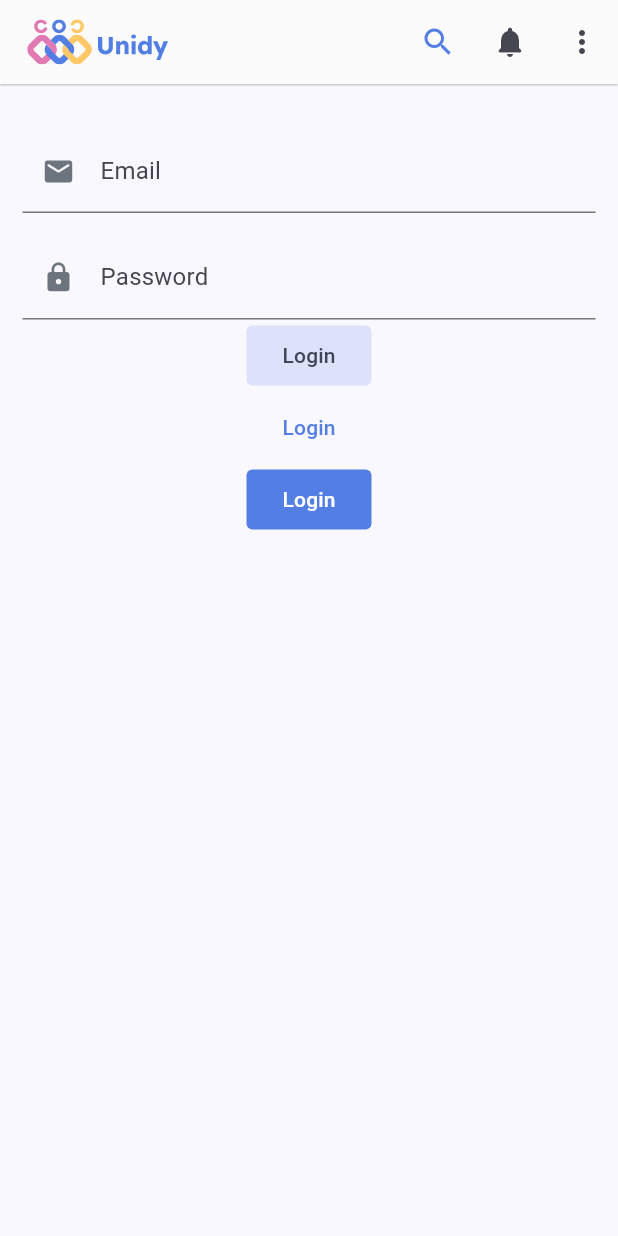
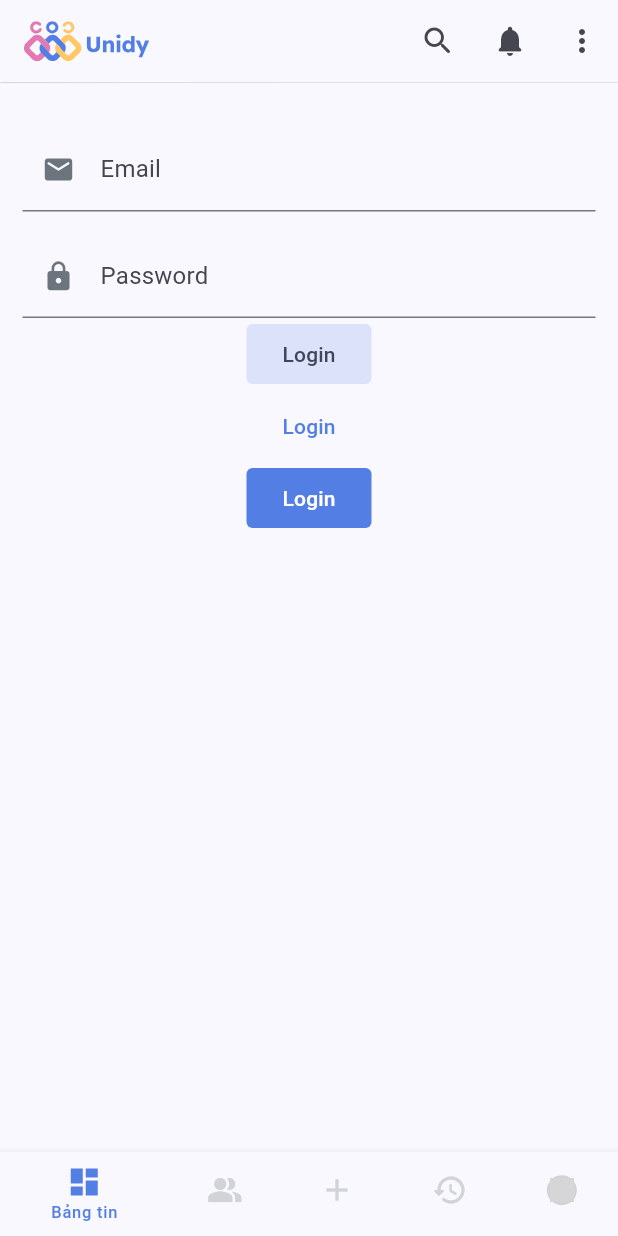
Before and after one commit to thoaikun/unidy_mobile, a Flutter app: the screen it shows after launch, on a phone screen of 412 x 824 dp. Run offline on Flutter 3.47's test engine with Material 2 defaults, Android fonts, the phone set to English and light mode, and no system bars; our stand-ins replace flutter_svg, google_fonts; network calls fail; project files that could hold a hidden picture were left out; grey boxes are pictures that could not be loaded.

Commit message:
update bottom navigation bar, declare routes, update app icon and app name

```diff
--- a/lib/main.dart
+++ b/lib/main.dart
@@ -1,7 +1,6 @@
 import 'package:flutter/material.dart';
 import 'package:unidy_mobile/config/config_theme.dart';
-import 'package:unidy_mobile/widgets/input/input.dart';
-import 'package:unidy_mobile/widgets/navigation/main_top_app_bar.dart';
+import 'package:unidy_mobile/routes/routes.dart';
 
 void main() {
   runApp(const MyApp());
@@ -14,67 +13,10 @@ class MyApp extends StatelessWidget {
   @override
   Widget build(BuildContext context) {
     return MaterialApp(
-      title: 'Flutter Demo',
+      title: 'Unidy',
       theme: unidyThemeData,
-      home: const MyHomePage(title: 'Flutter Demo Home Page'),
+      routes: routes,
+      initialRoute: '/',
     );
   }
 }
-
-class MyHomePage extends StatefulWidget {
-  const MyHomePage({super.key, required this.title});
-  final String title;
-
-  @override
-  State<MyHomePage> createState() => _MyHomePageState();
-}
-
-class _MyHomePageState extends State<MyHomePage> {
-  @override
-  Widget build(BuildContext context) {
-    // This method is rerun every time setState is called, for instance as done
-    // by the _incrementCounter method above.
-
-    //
-    // The Flutter framework has been optimized to make rerunning build methods
-    // fast, so that you can just rebuild anything that needs updating rather
-    // than having to individually change instances f widgets.
-    return Scaffold(
-      appBar: MainTopAppBar().render(context),
-      body: Padding(
-        padding: const EdgeInsets.symmetric(vertical: 30, horizontal: 15),
-        child: Column(
-          mainAxisAlignment: MainAxisAlignment.start,
-          crossAxisAlignment: CrossAxisAlignment.center,
-          children: [
-            const Input(
-              label: 'Email',
-              placeholder: 'Nhập email của bạn',
-              icon: Icon(Icons.email_rounded, size: 22,),
-            ),
-            const SizedBox(height: 15),
-            const Input(
-              label: 'Password',
-              type: InputType.password,
-              placeholder: 'Nhập mật khẩu của bạn',
-              icon: Icon(Icons.lock, size: 22,),
-              enableBorder: false,
-            ),
-            FilledButton.tonal(
-              child: const Text('Login'),
-              onPressed: () => print('hii'),
-            ),
-            TextButton(
-              child: const Text('Login'),
-              onPressed: () => print('hii'),
-            ),
-            FilledButton(
-              child: const Text('Login'),
-              onPressed: () => print('hii'),
-            )
-          ],
-        ),
-      )
-    );
-  }
-}
--- /dev/null
+++ b/lib/models/modal_popup_menu_option.dart
@@ -0,0 +1,12 @@
+enum EPopupMenuOption {
+  logout,
+  organizationMode,
+  sponsorMode,
+  volunteerMode
+}
+
+class IPopupMenuItem {
+  EPopupMenuOption value;
+  String label;
+  IPopupMenuItem({ required this.value, required this.label });
+}
--- /dev/null
+++ b/lib/screens/user/home.dart
@@ -0,0 +1,58 @@
+import 'package:flutter/material.dart';
+import 'package:unidy_mobile/widgets/input/input.dart';
+import 'package:unidy_mobile/widgets/navigation/bottom_navigation_bar.dart';
+import 'package:unidy_mobile/widgets/navigation/main_appbar.dart';
+
+class Home extends StatefulWidget {
+  const Home({super.key});
+
+  @override
+  State<Home> createState() => _HomeState();
+}
+
+class _HomeState extends State<Home> {
+  @override
+  Widget build(BuildContext context) {
+    return Scaffold(
+        appBar: const PreferredSize(
+            preferredSize: Size.fromHeight(55),
+            child: UnidyMainAppBar()
+        ),
+        bottomNavigationBar: const UnidyBottomNavigationBar(),
+        body: Padding(
+          padding: const EdgeInsets.symmetric(vertical: 30, horizontal: 15),
+          child: Column(
+            mainAxisAlignment: MainAxisAlignment.start,
+            crossAxisAlignment: CrossAxisAlignment.center,
+            children: [
+              const Input(
+                label: 'Email',
+                placeholder: 'Nhập email của bạn',
+                icon: Icon(Icons.email_rounded, size: 22,),
+              ),
+              const SizedBox(height: 15),
+              const Input(
+                label: 'Password',
+                type: InputType.password,
+                placeholder: 'Nhập mật khẩu của bạn',
+                icon: Icon(Icons.lock, size: 22,),
+                enableBorder: false,
+              ),
+              FilledButton.tonal(
+                child: const Text('Login'),
+                onPressed: () => print('hii'),
+              ),
+              TextButton(
+                child: const Text('Login'),
+                onPressed: () => print('hii'),
+              ),
+              FilledButton(
+                child: const Text('Login'),
+                onPressed: () => print('hii'),
+              )
+            ],
+          ),
+        )
+    );
+  }
+}
--- /dev/null
+++ b/lib/widgets/avatar/avatar_profile.dart
@@ -0,0 +1,32 @@
+import 'package:flutter/material.dart';
+import 'package:unidy_mobile/config/config_color.dart';
+
+class AvatarProfile extends StatelessWidget {
+  final bool selected;
+
+  const AvatarProfile({
+    super.key,
+    this.selected = false
+  });
+
+  @override
+  Widget build(BuildContext context) {
+    return Container(
+      width: 20,
+      height: 20,
+      decoration: BoxDecoration(
+        color: selected ? PrimaryColor.primary500 : TextColor.textColor200,
+        borderRadius: BorderRadius.circular(20)
+      ),
+      padding: const EdgeInsets.all(2),
+      child: ClipRRect(
+        borderRadius: BorderRadius.circular(50),
+        child: Image.network(
+          'https://flutter.github.io/assets-for-api-docs/assets/widgets/owl.jpg',
+          width: 15,
+          height: 15,
+        )
+      )
+    );
+  }
+}
--- /dev/null
+++ b/lib/widgets/navigation/bottom_navigation_bar.dart
@@ -0,0 +1,50 @@
+import 'package:flutter/material.dart';
+import 'package:unidy_mobile/widgets/avatar/avatar_profile.dart';
+
+class UnidyBottomNavigationBar extends StatefulWidget {
+  const UnidyBottomNavigationBar({super.key});
+
+  @override
+  State<UnidyBottomNavigationBar> createState() => _UnidyBottomNavigationBarState();
+}
+
+class _UnidyBottomNavigationBarState extends State<UnidyBottomNavigationBar> {
+  int currentScreen = 0;
+
+  void _handleDestinationSelected(int screen) {
+    setState(() {
+      currentScreen = screen;
+    });
+  }
+
+  @override
+  Widget build(BuildContext context) {
+    return BottomNavigationBar(
+      type: BottomNavigationBarType.shifting,
+      onTap: _handleDestinationSelected,
+      currentIndex: currentScreen,
+      items: [
+        const BottomNavigationBarItem(
+          icon: Icon(Icons.dashboard),
+          label: 'Bảng tin'
+        ),
+        const BottomNavigationBarItem(
+          icon: Icon(Icons.people_alt),
+          label: 'Bạn bè'
+        ),
+        const  BottomNavigationBarItem(
+          icon: Icon(Icons.add),
+          label: 'Bài viết'
+        ),
+        const BottomNavigationBarItem(
+          icon: Icon(Icons.history_rounded),
+          label: 'Lịch sử'
+        ),
+        BottomNavigationBarItem(
+          icon: AvatarProfile(selected: currentScreen == 4),
+          label: 'Cá nhân'
+        )
+      ]
+    );
+  }
+}
--- /dev/null
+++ b/lib/widgets/navigation/main_appbar.dart
@@ -0,0 +1,42 @@
+import 'package:flutter/material.dart';
+import 'package:flutter_svg/flutter_svg.dart';
+import 'package:unidy_mobile/widgets/popup_menu/popup_menu.dart';
+import 'package:unidy_mobile/models/modal_popup_menu_option.dart';
+import 'package:unidy_mobile/widgets/search/search_delegate.dart';
+
+class UnidyMainAppBar extends StatefulWidget {
+  const UnidyMainAppBar({super.key});
+
+  @override
+  State<UnidyMainAppBar> createState() => _UnidyMainAppBarState();
+}
+
+class _UnidyMainAppBarState extends State<UnidyMainAppBar> {
+  @override
+  Widget build(BuildContext context) {
+    return AppBar(
+      title: SvgPicture.asset(
+        'assets/imgs/logo/logo_2.svg',
+        semanticsLabel: 'Logo',
+        width: 85,
+      ),
+      actions: [
+        IconButton(
+          onPressed: () => showSearch(context: context, delegate: UnidySearchDelegate()),
+          icon: const Icon(Icons.search_rounded),
+        ),
+        IconButton(
+          onPressed: () {},
+          icon: const Icon(Icons.notifications_rounded),
+        ),
+        UnidyPopupMenu(
+          popupMenuItems: [
+            IPopupMenuItem(value: EPopupMenuOption.logout, label: 'Đăng xuất'),
+            IPopupMenuItem(value: EPopupMenuOption.organizationMode, label: 'Quản lý tổ chức'),
+            IPopupMenuItem(value: EPopupMenuOption.sponsorMode, label: 'Quản lý nhà hảo tâm'),
+          ],
+        )
+      ],
+    );
+  }
+}
--- a/lib/widgets/navigation/main_top_app_bar.dart
+++ /dev/null
@@ -1,46 +0,0 @@
-import 'package:flutter/material.dart';
-import 'package:flutter_svg/flutter_svg.dart';
-import 'package:unidy_mobile/config/config_color.dart';
-import 'package:unidy_mobile/config/config_theme.dart';
-import 'package:unidy_mobile/widgets/search/search_delegate.dart';
-
-class MainTopAppBar {
-
-  void _handleClick(String value) {
-    print(value);
-  }
-
-  AppBar render(BuildContext context) {
-    return AppBar(
-      elevation: 0.5,
-      backgroundColor: Colors.white,
-      shadowColor: unidyColorScheme.shadow,
-      title: SvgPicture.asset(
-        'assets/imgs/logo/logo_2.svg',
-        width: 100,
-        height: 30,
-      ),
-      actions: [
-        IconButton(
-            onPressed: () => showSearch(context: context, delegate: UnidySearchDelegate()),
-            icon: const Icon(Icons.search, color: PrimaryColor.primary500)
-        ),
-        IconButton(
-            onPressed: () {},
-            icon: const Icon(Icons.notifications_rounded)
-        ),
-        PopupMenuButton(
-          onSelected: _handleClick,
-          itemBuilder: (BuildContext context) {
-            return {'Logout', 'Settings'}.map((String choice) {
-              return PopupMenuItem<String>(
-                value: choice,
-                child: Text(choice),
-              );
-            }).toList();
-          }
-        )
-      ],
-    );
-  }
-}
--- /dev/null
+++ b/lib/widgets/popup_menu/popup_menu.dart
@@ -0,0 +1,54 @@
+import 'package:flutter/material.dart';
+import 'package:unidy_mobile/config/config_color.dart';
+import 'package:unidy_mobile/models/modal_popup_menu_option.dart';
+
+class UnidyPopupMenu extends StatefulWidget {
+  final List<IPopupMenuItem> popupMenuItems;
+
+  const UnidyPopupMenu({
+    super.key,
+    required this.popupMenuItems,
+  });
+
+  @override
+  State<UnidyPopupMenu> createState() => _UnidyPopupMenuState();
+}
+
+class _UnidyPopupMenuState extends State<UnidyPopupMenu> {
+  IPopupMenuItem? selectedItem;
+
+  void _handleSelect(IPopupMenuItem item) {
+    switch(item.value) {
+      case EPopupMenuOption.logout:
+        print('logout');
+        break;
+      case EPopupMenuOption.organizationMode:
+      case EPopupMenuOption.sponsorMode:
+      case EPopupMenuOption.volunteerMode:
+        print('change mode');
+        break;
+    }
+  }
+
+  List<PopupMenuItem<IPopupMenuItem>> _buildItems() {
+    List<PopupMenuItem<IPopupMenuItem>> items = [];
+    items = widget.popupMenuItems.map((IPopupMenuItem item) => PopupMenuItem<IPopupMenuItem>(
+      value: item,
+      child: Text(
+        item.label,
+        style: item.value == EPopupMenuOption.logout ? Theme.of(context).textTheme.bodyMedium?.copyWith(color: ErrorColor.error400) : null,
+      ),
+    )).toList();
+
+    return items;
+  }
+
+  @override
+  Widget build(BuildContext context) {
+    return PopupMenuButton<IPopupMenuItem>(
+        initialValue: selectedItem,
+        onSelected: _handleSelect,
+        itemBuilder: (BuildContext context) => _buildItems()
+    );
+  }
+}
```
Also changed, not shown: lib/config/config_theme.dart (+25 -0 lines), lib/routes/routes.dart (added, +23 -0 lines), pubspec.yaml (+7 -0 lines), pubspec.lock, 17 other files.
